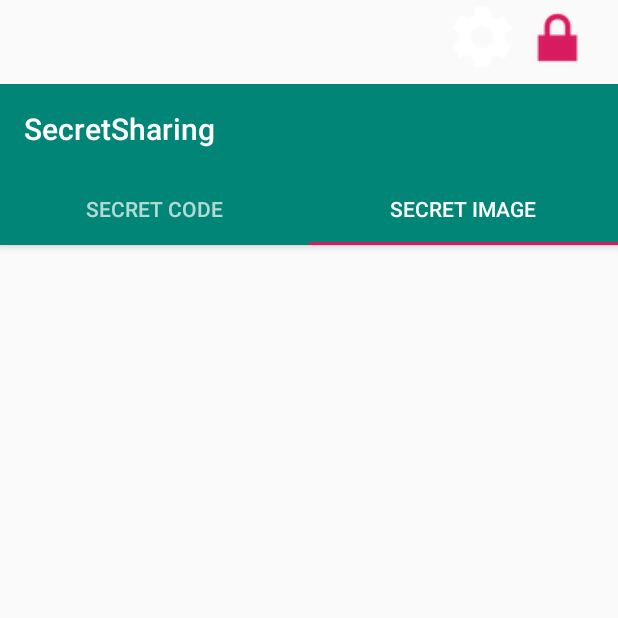
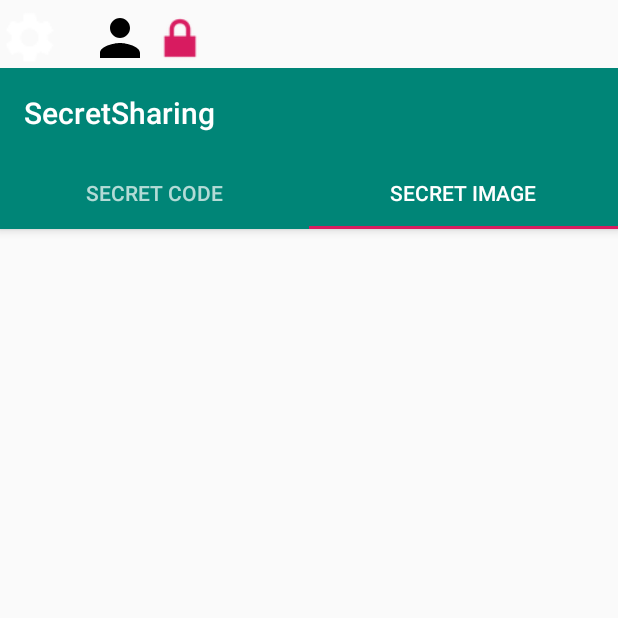
Before and after one commit to KicksTV/Secret-Splitting-Android-App, an Android app: the HomeScreen screen opened directly, with no data from a screen before it, tab 2 chosen, on a phone screen of 412 x 824 dp, the top half of it. Run offline under Robolectric (Android 15) with nearby library versions, the phone set to English and light mode, and no system bars; our stand-ins replace Firebase (no records; nobody signed in at launch, a user with empty details on screens opened directly), Picasso; pictures from the network do not load.

Commit message:
improving layout of app

```diff
--- a/app/src/main/AndroidManifest.xml
+++ b/app/src/main/AndroidManifest.xml
@@ -1,7 +1,7 @@
 <?xml version="1.0" encoding="utf-8"?>
 <manifest xmlns:android="http://schemas.android.com/apk/res/android"
     package="com.example.secretsharing">
-    <uses-permission android:name="android.permission.INTERNET"/>
+    <uses-permission android:name="android.permission.INTERNET"></uses-permission>
     <application
         android:allowBackup="false"
         android:icon="@mipmap/ic_launcher"
--- a/app/src/main/java/com/example/secretsharing/HomeScreen.java
+++ b/app/src/main/java/com/example/secretsharing/HomeScreen.java
@@ -1,23 +1,28 @@
 package com.example.secretsharing;
 
 import android.content.Intent;
-import android.content.SharedPreferences;
 import android.os.Bundle;
 import android.util.Log;
 import android.view.View;
 import android.widget.ImageView;
+import android.widget.TextView;
 
-import androidx.appcompat.app.AlertDialog;
 import androidx.appcompat.app.AppCompatActivity;
 import androidx.viewpager.widget.ViewPager;
 
 import com.google.android.material.tabs.TabLayout;
+import com.google.firebase.auth.FirebaseAuth;
+import com.google.firebase.auth.FirebaseUser;
 
 public class HomeScreen extends AppCompatActivity {
 
     private static final String TAG = "HomeScreen";
     private SectionsPageAdapter mSectionsPageAdapter;
     private ViewPager mViewPager;
+    private TextView username;
+    private TabLayout tabNav;
+    private ImageView settingIcon;
+    private FirebaseAuth mAuth;
 
 
     @Override
@@ -26,40 +31,29 @@ public class HomeScreen extends AppCompatActivity {
         setContentView(R.layout.home_screen);
         Log.d(TAG, "onCreate: Starting.");
 
-        String account = getIntent().getStringExtra("account");
 
-        mSectionsPageAdapter = new SectionsPageAdapter(getSupportFragmentManager());
+        // set username
+        setUserName();
 
+
+        // Setting up tab navigation
         mViewPager = (ViewPager) findViewById(R.id.container);
         setupViewPager(mViewPager);
-
-
+        mSectionsPageAdapter = new SectionsPageAdapter(getSupportFragmentManager());
         // Navigation Tabs
-        TabLayout tabNav = (TabLayout)findViewById(R.id.tabs);
+        tabNav = (TabLayout)findViewById(R.id.tabs);
         tabNav.setupWithViewPager(mViewPager);
 
 
         // Settings icon button
-        ImageView image = (ImageView)findViewById(R.id.settingsIcon);
-        image.setOnClickListener(new View.OnClickListener() {
+        settingIcon = (ImageView)findViewById(R.id.settingsIcon);
+        settingIcon.setOnClickListener(new View.OnClickListener() {
             @Override
             public void onClick(View v) {
                 Intent intent=new Intent(HomeScreen.this, settingsScreen.class); // redirecting to settings_screen.
                 startActivity(intent);
             }
         });
-
-
-
-
-
-
-
-
-
-
-
-
     }
 
     private void setupViewPager(ViewPager viewPager) {
@@ -69,4 +63,16 @@ public class HomeScreen extends AppCompatActivity {
 
         viewPager.setAdapter(adapter);
     }
+
+    private void setUserName() {
+        username = findViewById(R.id.txt_username);
+
+        mAuth = FirebaseAuth.getInstance();
+        if (mAuth.getCurrentUser() != null) {
+            // already signed in
+            FirebaseUser user = mAuth.getCurrentUser();
+
+            username.setText(user.getDisplayName());
+        }
+    }
 }
--- a/app/src/main/java/com/example/secretsharing/secretCodeFragment.java
+++ b/app/src/main/java/com/example/secretsharing/secretCodeFragment.java
@@ -7,13 +7,16 @@ import android.view.LayoutInflater;
 import android.view.View;
 import android.view.ViewGroup;
 import android.widget.ArrayAdapter;
-import android.widget.Button;
 import android.widget.EditText;
+import android.widget.ImageView;
 import android.widget.Spinner;
 import android.widget.TextView;
 import android.widget.Toast;
 
 import androidx.fragment.app.Fragment;
+
+import com.squareup.picasso.Callback;
+import com.squareup.picasso.Picasso;
 
 import java.util.ArrayList;
 
@@ -21,23 +24,20 @@ import java.util.ArrayList;
 public class secretCodeFragment extends Fragment {
 
     private static final String TAG = "SecretCodeFragment";
-
     String MyPREFERENCES = "MyPrefs" ;
-
-    SharedPreferences sharedpreferences;
-
+    private SharedPreferences sharedpreferences;
 
     @Override
     public View onCreateView(LayoutInflater inflater, ViewGroup container, Bundle savedInstanceState) {
         final View view = inflater.inflate(R.layout.secretcode_fragment, container,false);
 
+        // Getting activity components
         final EditText secretCodeInput = (EditText)view.findViewById(R.id.secretCode);
-        final Button showButton = (Button)view.findViewById(R.id.showButton);
         final TextView output = (TextView)view.findViewById(R.id.shareOutput);
-        final Button hideButton = (Button)view.findViewById(R.id.hideButton);
+        final Spinner mspin= (Spinner)view.findViewById(R.id.numberOfShares);
+        final ImageView lockIcon = (ImageView)view.findViewById(R.id.img_lock);
 
-        final Spinner mspin = (Spinner)view.findViewById(R.id.numberOfShares);
-
+        // Setting up spinner
         Integer[] items = new Integer[]{2,3,4,5,6};
         ArrayAdapter<Integer> adapter = new ArrayAdapter<Integer>(getActivity(), android.R.layout.simple_spinner_item, items);
         mspin.setAdapter(adapter);
@@ -46,17 +46,29 @@ public class secretCodeFragment extends Fragment {
         sharedpreferences = getActivity().getPreferences(Context.MODE_PRIVATE);
         String share1 = sharedpreferences.getString("share1", "none");
 
+
+        // Checking if share exists
         if (!share1.equals("none")) {
+            Picasso.get().load("https://image.flaticon.com/icons/svg/25/25239.svg").into(lockIcon, new Callback() {
+
+                @Override
+                public void onSuccess() {
+                    System.out.println("Lock image loaded successfully");
+                }
+
+                @Override
+                public void onError(Exception e) {
+                    System.out.println("Lock image loaded unsuccessfully");
+                    e.printStackTrace();
+                }
+            });
             toggleButton(view);
             output.setText(share1);
         }
 
 
-        showButton.setEnabled(false);
 
-        hideButton.setOnClickListener(new View.OnClickListener(){
-            @Override
-            public void onClick(View v) {
+        lockIcon.setOnClickListener(v -> {
 
             Secret s = new Secret();
 
@@ -64,6 +76,8 @@ public class secretCodeFragment extends Fragment {
                 if (secretCodeInput.getText().toString().matches("[a-zA-Z0-9]*")) {
                     ArrayList<String> result = s.hideSecret(secretCodeInput.getText().toString());
                     if (result != null) {
+
+                        Picasso.get().load(R.drawable.ic_padlock_red).into(lockIcon);
                         output.setText(result.get(0));
                         toggleButton(view);
                         storeLocalShare(result.get(0));
@@ -73,7 +87,6 @@ public class secretCodeFragment extends Fragment {
                 }
             }else {
                 Toast.makeText(getActivity(), "Field cannot be left empty!", Toast.LENGTH_SHORT).show();
-                }
             }
         });
 
@@ -96,20 +109,13 @@ public class secretCodeFragment extends Fragment {
 
     public void toggleButton(View view) {
         final EditText secretCodeInput = (EditText)view.findViewById(R.id.secretCode);
-        final Button showButton = (Button)view.findViewById(R.id.showButton);
-        final Button hideButton = (Button)view.findViewById(R.id.hideButton);
         final Spinner mspin = (Spinner)view.findViewById(R.id.numberOfShares);
 
 
         secretCodeInput.setText("");
         secretCodeInput.setVisibility(View.INVISIBLE);
         secretCodeInput.setEnabled(false);
-        hideButton.setEnabled(false);
-        showButton.setEnabled(true);
         mspin.setEnabled(false);
         mspin.setVisibility(View.INVISIBLE);
     }
-    public void shareExists() {
-
 }
-}
--- /dev/null
+++ b/app/src/main/res/drawable/ic_padlock_red.xml
@@ -0,0 +1,7 @@
+<vector xmlns:android="http://schemas.android.com/apk/res/android"
+    android:width="24dp"
+    android:height="24dp"
+    android:viewportWidth="401.998"
+    android:viewportHeight="401.998">
+    <path android:fillColor="#CD4242" android:pathData="M357.45,190.721c-5.331,-5.33 -11.8,-7.993 -19.417,-7.993h-9.131v-54.821c0,-35.022 -12.559,-65.093 -37.685,-90.218C266.093,12.563 236.025,0 200.998,0c-35.026,0 -65.1,12.563 -90.222,37.688C85.65,62.814 73.091,92.884 73.091,127.907v54.821h-9.135c-7.611,0 -14.084,2.663 -19.414,7.993c-5.33,5.326 -7.994,11.799 -7.994,19.417V374.59c0,7.611 2.665,14.086 7.994,19.417c5.33,5.325 11.803,7.991 19.414,7.991H338.04c7.617,0 14.085,-2.663 19.417,-7.991c5.325,-5.331 7.994,-11.806 7.994,-19.417V210.135C365.455,202.523 362.782,196.051 357.45,190.721zM274.087,182.728H127.909v-54.821c0,-20.175 7.139,-37.402 21.414,-51.675c14.277,-14.275 31.501,-21.411 51.678,-21.411c20.179,0 37.399,7.135 51.677,21.411c14.271,14.272 21.409,31.5 21.409,51.675V182.728z"/>
+</vector>
--- /dev/null
+++ b/app/src/main/res/drawable/ic_padlock_unlock.xml
@@ -0,0 +1,4 @@
+<vector android:height="24dp" android:viewportHeight="438.533"
+    android:viewportWidth="438.533" android:width="24dp" xmlns:android="http://schemas.android.com/apk/res/android">
+    <path android:fillColor="#4DCF67" android:pathData="M62.812,227.259c5.331,-5.331 11.8,-7.992 19.417,-7.992L292.357,219.267l-0,-91.36c-0,-20.179 -7.139,-37.402 -21.415,-51.678c-14.277,-14.273 -31.501,-21.411 -51.678,-21.411c-20.175,0 -37.402,7.137 -51.673,21.411c-14.277,14.276 -21.416,31.5 -21.416,51.678c0,4.947 -1.807,9.229 -5.42,12.845c-3.621,3.617 -7.905,5.426 -12.847,5.426l-18.281,0c-4.945,0 -9.227,-1.809 -12.848,-5.426c-3.606,-3.616 -5.42,-7.898 -5.42,-12.845c-0,-35.216 12.515,-65.331 37.541,-90.362C153.93,12.513 184.053,0 219.264,0c35.214,-0 65.334,12.513 90.366,37.544c25.028,25.028 37.542,55.146 37.542,90.362l0,91.36l9.135,-0c7.611,-0 14.084,2.667 19.414,7.992c5.33,5.325 7.994,11.8 7.994,19.414l0,164.452c0,7.617 -2.665,14.089 -7.994,19.417c-5.33,5.325 -11.803,7.991 -19.414,7.991l-274.078,0c-7.617,0 -14.092,-2.666 -19.417,-7.991c-5.325,-5.328 -7.994,-11.8 -7.994,-19.417L54.818,246.673C54.814,239.059 57.48,232.591 62.812,227.259z"/>
+</vector>
--- /dev/null
+++ b/app/src/main/res/drawable/ic_person_black_24dp.xml
@@ -0,0 +1,9 @@
+<vector xmlns:android="http://schemas.android.com/apk/res/android"
+        android:width="24dp"
+        android:height="24dp"
+        android:viewportWidth="24.0"
+        android:viewportHeight="24.0">
+    <path
+        android:fillColor="#FF000000"
+        android:pathData="M12,12c2.21,0 4,-1.79 4,-4s-1.79,-4 -4,-4 -4,1.79 -4,4 1.79,4 4,4zM12,14c-2.67,0 -8,1.34 -8,4v2h16v-2c0,-2.66 -5.33,-4 -8,-4z"/>
+</vector>
--- a/app/src/main/res/layout/home_screen.xml
+++ b/app/src/main/res/layout/home_screen.xml
@@ -9,37 +9,56 @@
 
 
     <LinearLayout
-        android:layout_width="115dp"
-        android:layout_height="56dp"
-        android:layout_gravity="right"
-        android:orientation="horizontal"
-
-        >
-
+        android:layout_width="match_parent"
+        android:layout_height="wrap_content"
+        android:orientation="horizontal">
 
         <ImageView
             android:id="@+id/settingsIcon"
-            android:layout_width="50dp"
-            android:layout_height="50dp"
-            android:layout_toRightOf="@+id/view"
+            android:layout_width="40dp"
+            android:layout_height="40dp"
+            android:layout_alignParentRight="true"
+            android:layout_marginTop="5dp"
+            android:layout_marginRight="10dp"
             app:srcCompat="@drawable/ic_action_name" />
 
         <ImageView
+            android:id="@+id/userIcon"
+            android:layout_width="40dp"
+            android:layout_height="40dp"
+            android:layout_marginLeft="10dp"
+            android:layout_marginTop="5dp"
+            app:srcCompat="@drawable/ic_person_black_24dp" />
+
+        <ImageView
             android:id="@+id/imageView"
-            android:layout_width="50dp"
-            android:layout_height="50dp"
-            android:layout_toRightOf="@+id/view"
+            android:layout_width="40dp"
+            android:layout_height="40dp"
+            android:layout_marginTop="5dp"
+            android:layout_toLeftOf="@+id/settingsIcon"
             app:srcCompat="@android:drawable/ic_lock_lock" />
 
+        <TextView
+            android:id="@+id/txt_username"
+            android:layout_width="wrap_content"
+            android:layout_height="wrap_content"
+            android:layout_marginLeft="10dp"
+            android:layout_marginTop="12dp"
+            android:layout_toRightOf="@+id/userIcon"
+            android:layout_weight="1"
+            android:text="Username"
+            android:textSize="18sp" />
     </LinearLayout>
 
-    <androidx.coordinatorlayout.widget.CoordinatorLayout xmlns:android="http://schemas.android.com/apk/res/android"
-        xmlns:app="http://schemas.android.com/apk/res-auto"
-        xmlns:tools="http://schemas.android.com/tools"
+    <androidx.coordinatorlayout.widget.CoordinatorLayout
         android:layout_width="match_parent"
-        android:layout_height="match_parent"
+        android:layout_height="690dp"
+        android:layout_marginBottom="195dp"
+        android:fitsSystemWindows="true"
         tools:context=".HomeScreen">
+
         <com.google.android.material.appbar.AppBarLayout
+            android:id="@+id/appbar"
             android:layout_width="match_parent"
             android:layout_height="wrap_content"
             android:theme="@style/AppTheme.AppBarOverlay">
@@ -59,13 +78,17 @@
                 android:layout_width="match_parent"
                 android:layout_height="wrap_content"
                 android:background="?attr/colorPrimary" />
+
         </com.google.android.material.appbar.AppBarLayout>
 
         <androidx.viewpager.widget.ViewPager
             android:id="@+id/container"
             android:layout_width="match_parent"
-            android:layout_height="match_parent"
-            app:layout_behavior="@string/appbar_scrolling_view_behavior" />
+            android:layout_height="581dp"
+            app:layout_behavior="@string/appbar_scrolling_view_behavior">>
+
+
+        </androidx.viewpager.widget.ViewPager>
     </androidx.coordinatorlayout.widget.CoordinatorLayout>
 
 </LinearLayout>
--- a/app/src/main/res/layout/settings_screen.xml
+++ b/app/src/main/res/layout/settings_screen.xml
@@ -1,7 +1,6 @@
 <?xml version="1.0" encoding="utf-8"?>
 <LinearLayout xmlns:android="http://schemas.android.com/apk/res/android"
     xmlns:app="http://schemas.android.com/apk/res-auto"
-    xmlns:tools="http://schemas.android.com/tools"
     android:orientation="vertical" android:layout_width="match_parent"
     android:layout_height="match_parent">
 
```
Also changed, not shown: app/src/main/res/drawable/ic_padlock_black.xml (added, +7 -0 lines), app/src/main/res/layout/secretcode_fragment.xml (+27 -23 lines). Lines whose indentation alone changed are shown as unchanged.
